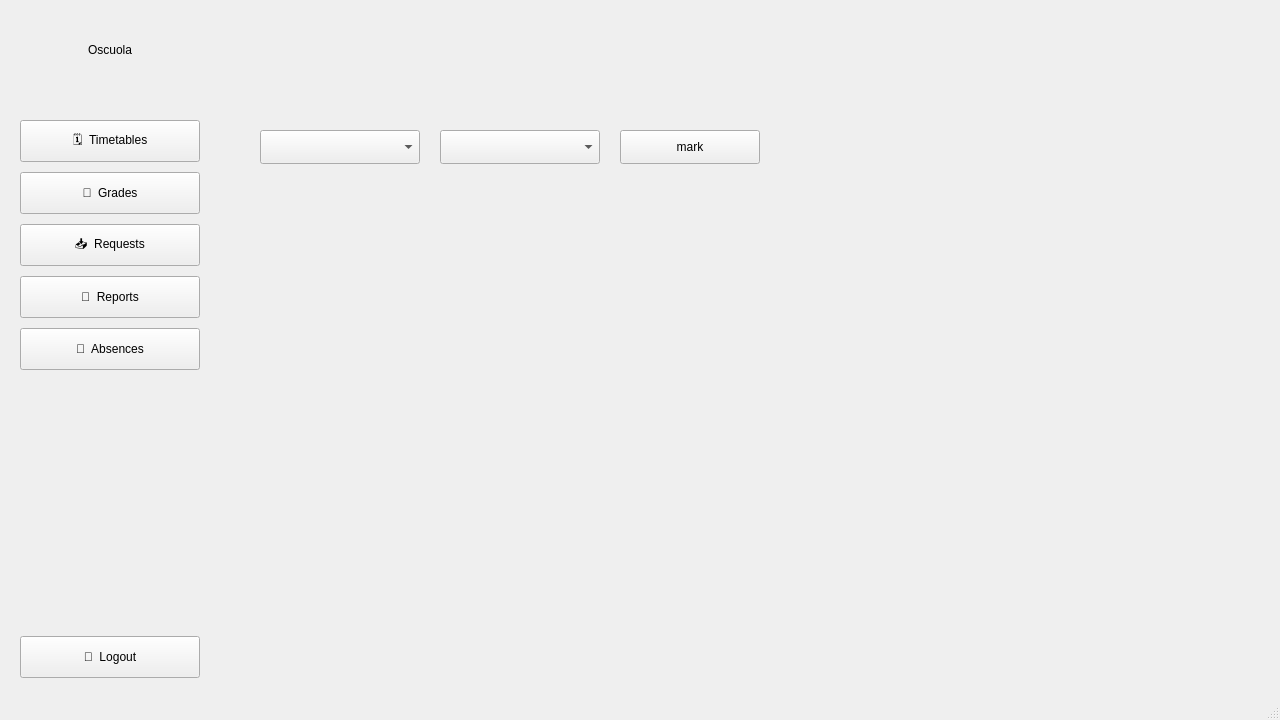
Above: Oscuola/mainwindow.ui from mohamed-adhd/Oscuola before the change. Below: the same form after it.
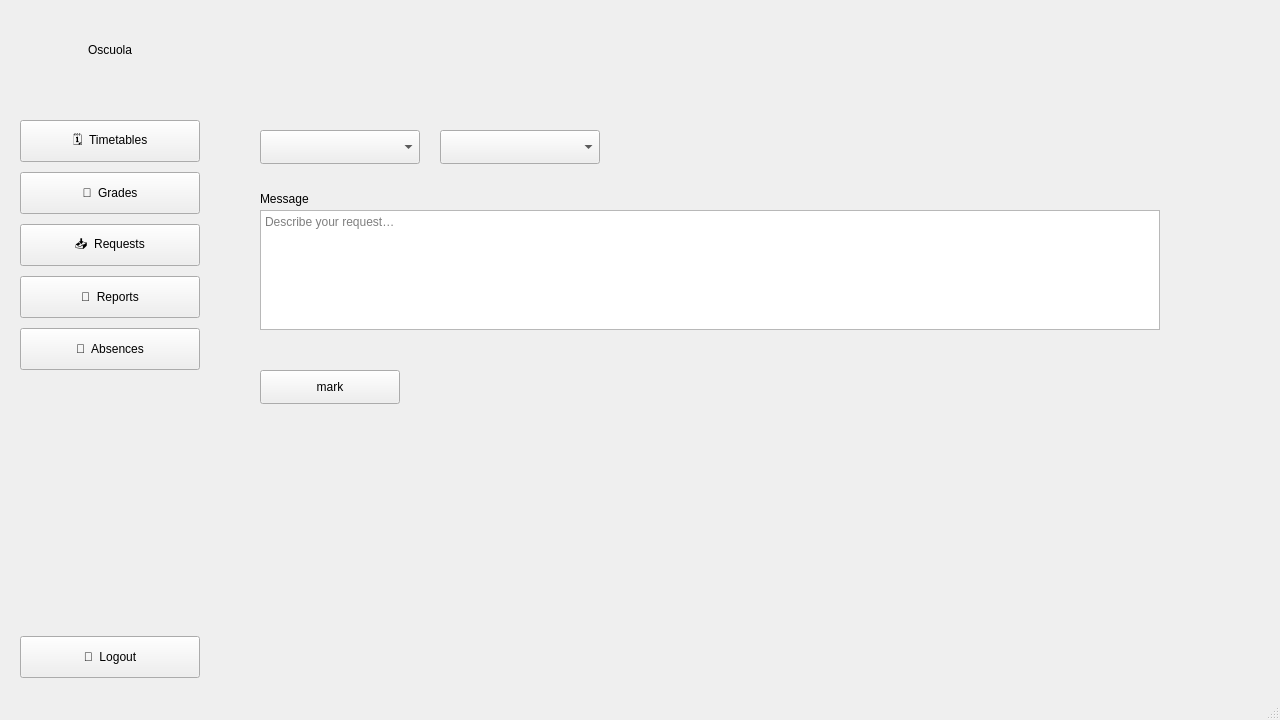
That is the form after the change. The open tabs and pages were chosen to show the change.

```diff
--- a/Oscuola/mainwindow.ui
+++ b/Oscuola/mainwindow.ui
@@ -6762,8 +6762,8 @@
      <widget class="QPushButton" name="teacher_absences_mark_btn">
       <property name="geometry">
        <rect>
-        <x>620</x>
-        <y>130</y>
+        <x>260</x>
+        <y>370</y>
         <width>140</width>
         <height>34</height>
        </rect>
@@ -6790,6 +6790,32 @@
      </widget>
     </widget>
    </widget>
+   <widget class="QPlainTextEdit" name="request_message_2">
+    <property name="geometry">
+     <rect>
+      <x>260</x>
+      <y>210</y>
+      <width>900</width>
+      <height>120</height>
+     </rect>
+    </property>
+    <property name="placeholderText">
+     <string>Describe your request…</string>
+    </property>
+   </widget>
+   <widget class="QLabel" name="field_label_request_message_2">
+    <property name="geometry">
+     <rect>
+      <x>260</x>
+      <y>190</y>
+      <width>200</width>
+      <height>18</height>
+     </rect>
+    </property>
+    <property name="text">
+     <string>Message</string>
+    </property>
+   </widget>
   </widget>
   <widget class="QMenuBar" name="menubar">
    <property name="geometry">
```
Left out of the diff: 2 changed lines with no effect on the pictures.
